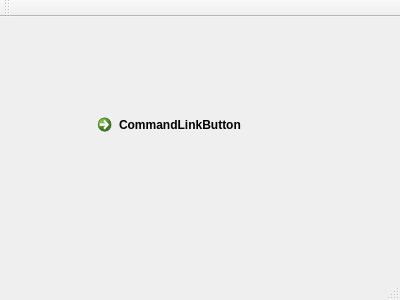
Qt form CodepoVision/codepovision.ui (Danijiru/CodepoVision) before a commit.
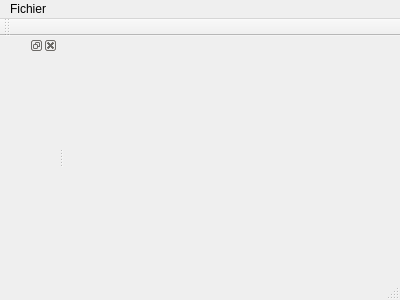
The same form after that commit.

Commit message: Début interface

What changed in the file:
```diff
--- a/CodepoVision/codepovision.ui
+++ b/CodepoVision/codepovision.ui
@@ -13,30 +13,26 @@
   <property name="windowTitle">
    <string>CodepoVision</string>
   </property>
-  <widget class="QWidget" name="centralWidget">
-   <widget class="QCommandLinkButton" name="commandLinkButton">
-    <property name="geometry">
-     <rect>
-      <x>90</x>
-      <y>90</y>
-      <width>187</width>
-      <height>41</height>
-     </rect>
-    </property>
-    <property name="text">
-     <string>CommandLinkButton</string>
-    </property>
-   </widget>
-  </widget>
+  <property name="autoFillBackground">
+   <bool>true</bool>
+  </property>
+  <widget class="QWidget" name="centralWidget"/>
   <widget class="QMenuBar" name="menuBar">
    <property name="geometry">
     <rect>
      <x>0</x>
      <y>0</y>
      <width>400</width>
-     <height>25</height>
+     <height>27</height>
     </rect>
    </property>
+   <widget class="QMenu" name="menuFichier">
+    <property name="title">
+     <string>Fichier</string>
+    </property>
+    <addaction name="actionImporter_une_image"/>
+   </widget>
+   <addaction name="menuFichier"/>
   </widget>
   <widget class="QToolBar" name="mainToolBar">
    <attribute name="toolBarArea">
@@ -47,6 +43,17 @@
    </attribute>
   </widget>
   <widget class="QStatusBar" name="statusBar"/>
+  <widget class="QDockWidget" name="dockWidget">
+   <attribute name="dockWidgetArea">
+    <number>1</number>
+   </attribute>
+   <widget class="QWidget" name="dockWidgetContents"/>
+  </widget>
+  <action name="actionImporter_une_image">
+   <property name="text">
+    <string>Importer une image</string>
+   </property>
+  </action>
  </widget>
  <layoutdefault spacing="6" margin="11"/>
  <resources/>
```
The commit also changes 1 other file.
